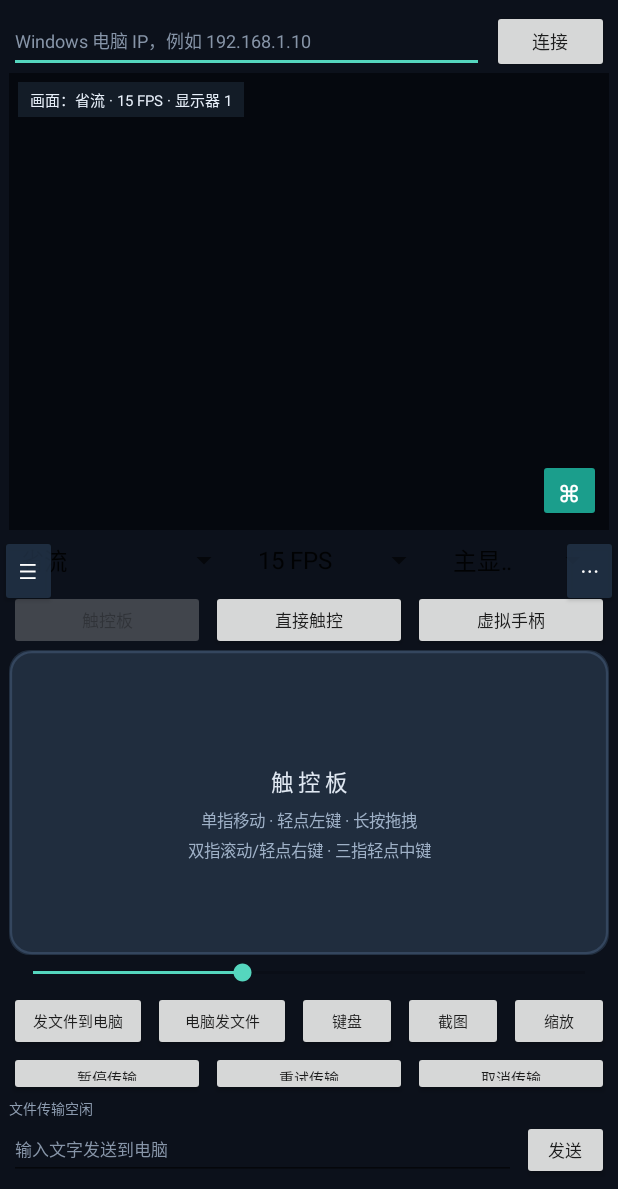
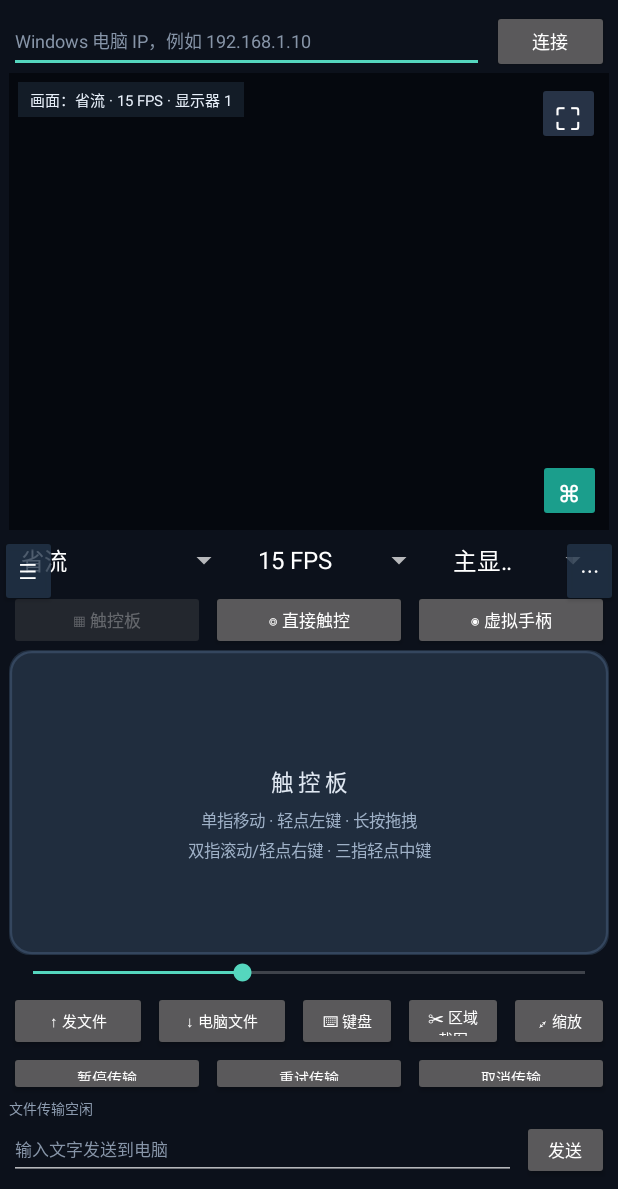
Before and after one commit to M9638318/lan-remote-android-, an Android app: the screen it shows after launch (MainActivity), on a phone screen of 412 x 824 dp, the part 47-1236 px from its top. Run offline under Robolectric (Android 15) with nearby library versions, the phone set to English and light mode, and no system bars.

Commit message:
Android v2.2.0 update (v2-development)
- Fullscreen remote-screen toggle with floating exit button
- Region screenshot (drag rectangle, save PNG via document picker)
- Modern dark Material theme with teal accent
- versionCode 4 / versionName 2.2.0
- Windows server / protocol unchanged
- Keep CI auto-publish on v2-development pushes

```diff
--- a/android/app/build.gradle
+++ b/android/app/build.gradle
@@ -11,8 +11,8 @@ android {
         applicationId 'com.example.lantouchpad'
         minSdk 24
         targetSdk 35
-        versionCode 3
-        versionName '2.0.0'
+        versionCode 4
+        versionName '2.2.0'
     }
 
     buildTypes {
--- a/android/app/src/main/res/layout-land/activity_main.xml
+++ b/android/app/src/main/res/layout-land/activity_main.xml
@@ -23,6 +23,37 @@
                 android:id="@+id/screenView"
                 android:layout_width="match_parent"
                 android:layout_height="match_parent" />
+            <com.example.lantouchpad.CropOverlayView
+                android:id="@+id/cropOverlay"
+                android:layout_width="match_parent"
+                android:layout_height="match_parent"
+                android:visibility="gone" />
+            <Button
+                android:id="@+id/btnFullscreen"
+                android:layout_width="46dp"
+                android:layout_height="46dp"
+                android:layout_gravity="top|end"
+                android:layout_margin="8dp"
+                android:backgroundTint="#D92D3B50"
+                android:elevation="8dp"
+                android:text="⛶"
+                android:textColor="#FFFFFF"
+                android:textSize="22sp"
+                android:contentDescription="切换远程画面全屏" />
+            <Button
+                android:id="@+id/btnFullscreenSnip"
+                android:layout_width="42dp"
+                android:layout_height="42dp"
+                android:layout_gravity="top|end"
+                android:layout_marginTop="54dp"
+                android:layout_marginEnd="6dp"
+                android:backgroundTint="#D92D3B50"
+                android:elevation="8dp"
+                android:text="✂"
+                android:textColor="#FFFFFF"
+                android:textSize="19sp"
+                android:visibility="gone"
+                android:contentDescription="框选远程画面截图" />
 
             <TextView
                 android:id="@+id/tvScreenStatus"
@@ -201,7 +232,7 @@
                     android:layout_width="0dp"
                     android:layout_height="match_parent"
                     android:layout_weight="1"
-                    android:text="触控板"
+                    android:text="▦ 触控板"
                     android:textAllCaps="false"
                     android:textSize="12sp" />
                 <Button
@@ -210,7 +241,7 @@
                     android:layout_height="match_parent"
                     android:layout_marginStart="5dp"
                     android:layout_weight="1"
-                    android:text="直接触控"
+                    android:text="◎ 直接触控"
                     android:textAllCaps="false"
                     android:textSize="11sp" />
                 <Button
@@ -219,7 +250,7 @@
                     android:layout_height="match_parent"
                     android:layout_marginStart="6dp"
                     android:layout_weight="1"
-                    android:text="虚拟手柄"
+                    android:text="◉ 虚拟手柄"
                     android:textAllCaps="false"
                     android:textSize="12sp" />
             </LinearLayout>
@@ -285,10 +316,10 @@
                 android:gravity="center_vertical"
                 android:orientation="horizontal">
                 <Button android:id="@+id/btnSendFile" android:layout_width="0dp" android:layout_height="match_parent" android:layout_weight="1" android:text="发文件" android:textAllCaps="false" android:textSize="10sp" />
-                <Button android:id="@+id/btnPcFileHint" android:layout_width="0dp" android:layout_height="match_parent" android:layout_marginStart="4dp" android:layout_weight="1" android:text="电脑发文件" android:textAllCaps="false" android:textSize="10sp" />
-                <Button android:id="@+id/btnKeyboard" android:layout_width="0dp" android:layout_height="match_parent" android:layout_marginStart="4dp" android:layout_weight="0.75" android:text="键盘" android:textAllCaps="false" android:textSize="10sp" />
-                <Button android:id="@+id/btnScreenshot" android:layout_width="0dp" android:layout_height="match_parent" android:layout_marginStart="4dp" android:layout_weight="0.75" android:text="截图" android:textAllCaps="false" android:textSize="10sp" />
-                <Button android:id="@+id/btnScale" android:layout_width="0dp" android:layout_height="match_parent" android:layout_marginStart="4dp" android:layout_weight="0.75" android:text="缩放" android:textAllCaps="false" android:textSize="10sp" />
+                <Button android:id="@+id/btnPcFileHint" android:layout_width="0dp" android:layout_height="match_parent" android:layout_marginStart="4dp" android:layout_weight="1" android:text="↓ 电脑文件" android:textAllCaps="false" android:textSize="10sp" />
+                <Button android:id="@+id/btnKeyboard" android:layout_width="0dp" android:layout_height="match_parent" android:layout_marginStart="4dp" android:layout_weight="0.75" android:text="⌨ 键盘" android:textAllCaps="false" android:textSize="10sp" />
+                <Button android:id="@+id/btnScreenshot" android:layout_width="0dp" android:layout_height="match_parent" android:layout_marginStart="4dp" android:layout_weight="0.75" android:text="✂ 区域截图" android:textAllCaps="false" android:textSize="10sp" />
+                <Button android:id="@+id/btnScale" android:layout_width="0dp" android:layout_height="match_parent" android:layout_marginStart="4dp" android:layout_weight="0.75" android:text="⤢ 缩放" android:textAllCaps="false" android:textSize="10sp" />
             </LinearLayout>
 
             <LinearLayout android:layout_width="match_parent" android:layout_height="30dp" android:gravity="center_vertical" android:orientation="horizontal">
@@ -362,15 +393,15 @@
     </LinearLayout>
     <Button android:id="@+id/btnLeftMenu" android:layout_width="40dp" android:layout_height="48dp" android:layout_gravity="center_vertical|start" android:backgroundTint="#CC24354A" android:elevation="12dp" android:text="☰" android:textColor="#FFFFFF" />
     <LinearLayout android:id="@+id/leftMenuPanel" android:layout_width="112dp" android:layout_height="wrap_content" android:layout_gravity="center_vertical|start" android:background="#EE182333" android:elevation="13dp" android:orientation="vertical" android:padding="4dp" android:visibility="gone">
-        <Button android:id="@+id/menuTouch" android:layout_width="match_parent" android:layout_height="38dp" android:text="触控板" android:textAllCaps="false" android:textSize="10sp" />
-        <Button android:id="@+id/menuDirect" android:layout_width="match_parent" android:layout_height="38dp" android:text="直接触控" android:textAllCaps="false" android:textSize="10sp" />
-        <Button android:id="@+id/menuGamepad" android:layout_width="match_parent" android:layout_height="38dp" android:text="游戏手柄" android:textAllCaps="false" android:textSize="10sp" />
-        <Button android:id="@+id/menuKeyboard" android:layout_width="match_parent" android:layout_height="38dp" android:text="键盘" android:textAllCaps="false" android:textSize="10sp" />
+        <Button android:id="@+id/menuTouch" android:layout_width="match_parent" android:layout_height="38dp" android:text="▦ 触控板" android:textAllCaps="false" android:textSize="10sp" />
+        <Button android:id="@+id/menuDirect" android:layout_width="match_parent" android:layout_height="38dp" android:text="◎ 直接触控" android:textAllCaps="false" android:textSize="10sp" />
+        <Button android:id="@+id/menuGamepad" android:layout_width="match_parent" android:layout_height="38dp" android:text="◉ 游戏手柄" android:textAllCaps="false" android:textSize="10sp" />
+        <Button android:id="@+id/menuKeyboard" android:layout_width="match_parent" android:layout_height="38dp" android:text="⌨ 键盘" android:textAllCaps="false" android:textSize="10sp" />
     </LinearLayout>
     <Button android:id="@+id/btnRightMenu" android:layout_width="40dp" android:layout_height="48dp" android:layout_gravity="center_vertical|end" android:backgroundTint="#CC24354A" android:elevation="12dp" android:text="⋯" android:textColor="#FFFFFF" />
     <LinearLayout android:id="@+id/rightMenuPanel" android:layout_width="112dp" android:layout_height="wrap_content" android:layout_gravity="center_vertical|end" android:background="#EE182333" android:elevation="13dp" android:orientation="vertical" android:padding="4dp" android:visibility="gone">
         <Button android:id="@+id/menuQuick" android:layout_width="match_parent" android:layout_height="38dp" android:text="快捷操作" android:textAllCaps="false" android:textSize="10sp" />
-        <Button android:id="@+id/menuScreenshot" android:layout_width="match_parent" android:layout_height="38dp" android:text="屏幕截图" android:textAllCaps="false" android:textSize="10sp" />
+        <Button android:id="@+id/menuScreenshot" android:layout_width="match_parent" android:layout_height="38dp" android:text="✂ 区域截图" android:textAllCaps="false" android:textSize="10sp" />
         <Button android:id="@+id/menuScale" android:layout_width="match_parent" android:layout_height="38dp" android:text="切换缩放" android:textAllCaps="false" android:textSize="10sp" />
         <Button android:id="@+id/menuUpload" android:layout_width="match_parent" android:layout_height="38dp" android:text="发送文件" android:textAllCaps="false" android:textSize="10sp" />
         <Button android:id="@+id/menuDownload" android:layout_width="match_parent" android:layout_height="38dp" android:text="接收文件" android:textAllCaps="false" android:textSize="10sp" />
--- a/android/app/src/main/res/layout/activity_main.xml
+++ b/android/app/src/main/res/layout/activity_main.xml
@@ -71,6 +71,37 @@
                 android:id="@+id/screenView"
                 android:layout_width="match_parent"
                 android:layout_height="match_parent" />
+            <com.example.lantouchpad.CropOverlayView
+                android:id="@+id/cropOverlay"
+                android:layout_width="match_parent"
+                android:layout_height="match_parent"
+                android:visibility="gone" />
+            <Button
+                android:id="@+id/btnFullscreen"
+                android:layout_width="42dp"
+                android:layout_height="42dp"
+                android:layout_gravity="top|end"
+                android:layout_margin="6dp"
+                android:backgroundTint="#D92D3B50"
+                android:elevation="8dp"
+                android:text="⛶"
+                android:textColor="#FFFFFF"
+                android:textSize="20sp"
+                android:contentDescription="切换远程画面全屏" />
+            <Button
+                android:id="@+id/btnFullscreenSnip"
+                android:layout_width="42dp"
+                android:layout_height="42dp"
+                android:layout_gravity="top|end"
+                android:layout_marginTop="54dp"
+                android:layout_marginEnd="6dp"
+                android:backgroundTint="#D92D3B50"
+                android:elevation="8dp"
+                android:text="✂"
+                android:textColor="#FFFFFF"
+                android:textSize="19sp"
+                android:visibility="gone"
+                android:contentDescription="框选远程画面截图" />
             <TextView
                 android:id="@+id/tvScreenStatus"
                 android:layout_width="wrap_content"
@@ -128,9 +159,9 @@
             android:layout_width="match_parent"
             android:layout_height="40dp"
             android:orientation="horizontal">
-            <Button android:id="@+id/btnTouchMode" android:layout_width="0dp" android:layout_height="match_parent" android:layout_weight="1" android:text="触控板" android:textAllCaps="false" android:textSize="11sp" />
-            <Button android:id="@+id/btnDirectMode" android:layout_width="0dp" android:layout_height="match_parent" android:layout_marginStart="4dp" android:layout_weight="1" android:text="直接触控" android:textAllCaps="false" android:textSize="11sp" />
-            <Button android:id="@+id/btnGamepadMode" android:layout_width="0dp" android:layout_height="match_parent" android:layout_marginStart="4dp" android:layout_weight="1" android:text="虚拟手柄" android:textAllCaps="false" android:textSize="11sp" />
+            <Button android:id="@+id/btnTouchMode" android:layout_width="0dp" android:layout_height="match_parent" android:layout_weight="1" android:text="▦ 触控板" android:textAllCaps="false" android:textSize="11sp" />
+            <Button android:id="@+id/btnDirectMode" android:layout_width="0dp" android:layout_height="match_parent" android:layout_marginStart="4dp" android:layout_weight="1" android:text="◎ 直接触控" android:textAllCaps="false" android:textSize="11sp" />
+            <Button android:id="@+id/btnGamepadMode" android:layout_width="0dp" android:layout_height="match_parent" android:layout_marginStart="4dp" android:layout_weight="1" android:text="◉ 虚拟手柄" android:textAllCaps="false" android:textSize="11sp" />
         </LinearLayout>
 
         <LinearLayout
@@ -196,11 +227,11 @@
             android:layout_width="match_parent"
             android:layout_height="40dp"
             android:orientation="horizontal">
-            <Button android:id="@+id/btnSendFile" android:layout_width="0dp" android:layout_height="match_parent" android:layout_weight="1" android:text="发文件到电脑" android:textAllCaps="false" android:textSize="10sp" />
-            <Button android:id="@+id/btnPcFileHint" android:layout_width="0dp" android:layout_height="match_parent" android:layout_marginStart="4dp" android:layout_weight="1" android:text="电脑发文件" android:textAllCaps="false" android:textSize="10sp" />
-            <Button android:id="@+id/btnKeyboard" android:layout_width="0dp" android:layout_height="match_parent" android:layout_marginStart="4dp" android:layout_weight="0.72" android:text="键盘" android:textAllCaps="false" android:textSize="10sp" />
-            <Button android:id="@+id/btnScreenshot" android:layout_width="0dp" android:layout_height="match_parent" android:layout_marginStart="4dp" android:layout_weight="0.72" android:text="截图" android:textAllCaps="false" android:textSize="10sp" />
-            <Button android:id="@+id/btnScale" android:layout_width="0dp" android:layout_height="match_parent" android:layout_marginStart="4dp" android:layout_weight="0.72" android:text="缩放" android:textAllCaps="false" android:textSize="10sp" />
+            <Button android:id="@+id/btnSendFile" android:layout_width="0dp" android:layout_height="match_parent" android:layout_weight="1" android:text="↑ 发文件" android:textAllCaps="false" android:textSize="10sp" />
+            <Button android:id="@+id/btnPcFileHint" android:layout_width="0dp" android:layout_height="match_parent" android:layout_marginStart="4dp" android:layout_weight="1" android:text="↓ 电脑文件" android:textAllCaps="false" android:textSize="10sp" />
+            <Button android:id="@+id/btnKeyboard" android:layout_width="0dp" android:layout_height="match_parent" android:layout_marginStart="4dp" android:layout_weight="0.72" android:text="⌨ 键盘" android:textAllCaps="false" android:textSize="10sp" />
+            <Button android:id="@+id/btnScreenshot" android:layout_width="0dp" android:layout_height="match_parent" android:layout_marginStart="4dp" android:layout_weight="0.72" android:text="✂ 区域截图" android:textAllCaps="false" android:textSize="10sp" />
+            <Button android:id="@+id/btnScale" android:layout_width="0dp" android:layout_height="match_parent" android:layout_marginStart="4dp" android:layout_weight="0.72" android:text="⤢ 缩放" android:textAllCaps="false" android:textSize="10sp" />
         </LinearLayout>
         <LinearLayout android:layout_width="match_parent" android:layout_height="30dp" android:gravity="center_vertical" android:orientation="horizontal">
             <Button android:id="@+id/btnPauseFile" android:layout_width="0dp" android:layout_height="match_parent" android:layout_weight="1" android:text="暂停传输" android:textAllCaps="false" android:textSize="10sp" />
@@ -236,15 +267,15 @@
 
     <Button android:id="@+id/btnLeftMenu" android:layout_width="38dp" android:layout_height="48dp" android:layout_gravity="center_vertical|start" android:backgroundTint="#CC24354A" android:elevation="12dp" android:text="☰" android:textColor="#FFFFFF" />
     <LinearLayout android:id="@+id/leftMenuPanel" android:layout_width="112dp" android:layout_height="wrap_content" android:layout_gravity="center_vertical|start" android:background="#EE182333" android:elevation="13dp" android:orientation="vertical" android:padding="4dp" android:visibility="gone">
-        <Button android:id="@+id/menuTouch" android:layout_width="match_parent" android:layout_height="38dp" android:text="触控板" android:textAllCaps="false" android:textSize="10sp" />
-        <Button android:id="@+id/menuDirect" android:layout_width="match_parent" android:layout_height="38dp" android:text="直接触控" android:textAllCaps="false" android:textSize="10sp" />
-        <Button android:id="@+id/menuGamepad" android:layout_width="match_parent" android:layout_height="38dp" android:text="游戏手柄" android:textAllCaps="false" android:textSize="10sp" />
-        <Button android:id="@+id/menuKeyboard" android:layout_width="match_parent" android:layout_height="38dp" android:text="键盘" android:textAllCaps="false" android:textSize="10sp" />
+        <Button android:id="@+id/menuTouch" android:layout_width="match_parent" android:layout_height="38dp" android:text="▦ 触控板" android:textAllCaps="false" android:textSize="10sp" />
+        <Button android:id="@+id/menuDirect" android:layout_width="match_parent" android:layout_height="38dp" android:text="◎ 直接触控" android:textAllCaps="false" android:textSize="10sp" />
+        <Button android:id="@+id/menuGamepad" android:layout_width="match_parent" android:layout_height="38dp" android:text="◉ 游戏手柄" android:textAllCaps="false" android:textSize="10sp" />
+        <Button android:id="@+id/menuKeyboard" android:layout_width="match_parent" android:layout_height="38dp" android:text="⌨ 键盘" android:textAllCaps="false" android:textSize="10sp" />
     </LinearLayout>
     <Button android:id="@+id/btnRightMenu" android:layout_width="38dp" android:layout_height="48dp" android:layout_gravity="center_vertical|end" android:backgroundTint="#CC24354A" android:elevation="12dp" android:text="⋯" android:textColor="#FFFFFF" />
     <LinearLayout android:id="@+id/rightMenuPanel" android:layout_width="112dp" android:layout_height="wrap_content" android:layout_gravity="center_vertical|end" android:background="#EE182333" android:elevation="13dp" android:orientation="vertical" android:padding="4dp" android:visibility="gone">
         <Button android:id="@+id/menuQuick" android:layout_width="match_parent" android:layout_height="38dp" android:text="快捷操作" android:textAllCaps="false" android:textSize="10sp" />
-        <Button android:id="@+id/menuScreenshot" android:layout_width="match_parent" android:layout_height="38dp" android:text="屏幕截图" android:textAllCaps="false" android:textSize="10sp" />
+        <Button android:id="@+id/menuScreenshot" android:layout_width="match_parent" android:layout_height="38dp" android:text="✂ 区域截图" android:textAllCaps="false" android:textSize="10sp" />
         <Button android:id="@+id/menuScale" android:layout_width="match_parent" android:layout_height="38dp" android:text="切换缩放" android:textAllCaps="false" android:textSize="10sp" />
         <Button android:id="@+id/menuUpload" android:layout_width="match_parent" android:layout_height="38dp" android:text="发送文件" android:textAllCaps="false" android:textSize="10sp" />
         <Button android:id="@+id/menuDownload" android:layout_width="match_parent" android:layout_height="38dp" android:text="接收文件" android:textAllCaps="false" android:textSize="10sp" />
--- a/android/app/src/main/res/values/styles.xml
+++ b/android/app/src/main/res/values/styles.xml
@@ -1,12 +1,15 @@
 <?xml version="1.0" encoding="utf-8"?>
 <resources>
-    <style name="AppTheme" parent="android:style/Theme.Material.Light.NoActionBar">
+    <style name="AppTheme" parent="android:style/Theme.Material.NoActionBar">
         <item name="android:fontFamily">sans</item>
         <item name="android:colorAccent">#55D6BE</item>
         <item name="android:windowLightStatusBar">false</item>
-        <item name="android:statusBarColor">#0C111B</item>
-        <item name="android:navigationBarColor">#0C111B</item>
+        <item name="android:statusBarColor">#080E19</item>
+        <item name="android:navigationBarColor">#080E19</item>
         <item name="android:windowActionModeOverlay">true</item>
         <item name="android:windowBackground">#0C111B</item>
+        <item name="android:windowLightNavigationBar">false</item>
+        <item name="android:colorControlHighlight">#5538D9C0</item>
+        <item name="android:windowNoTitle">true</item>
     </style>
 </resources>
```
Also changed, not shown: android/app/src/main/java/com/example/lantouchpad/CropOverlayView.kt (added, +94 -0 lines), android/app/src/main/java/com/example/lantouchpad/MainActivity.kt (+51 -2 lines), android/app/src/main/java/com/example/lantouchpad/ScreenView.kt (+14 -0 lines), 4 other files.
